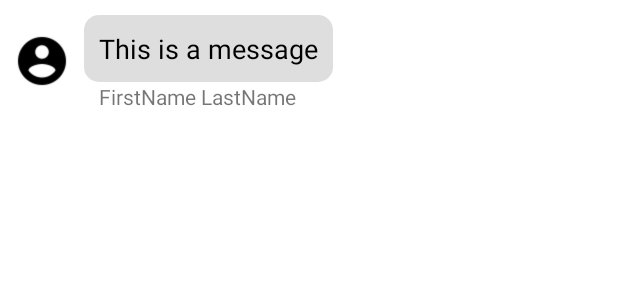
After one commit to rosf73/chat-study, an Android app: the layout item_message.xml on its own in the app's theme, with its tools: preview values and no code run, on a phone screen of 412 x 824 dp. The commit adds this screen. Shown: the top 300 px of the screen. Run offline under Robolectric (Android 15) with nearby library versions, the phone set to English and light mode, and no system bars.

Commit message:
feat: design message items - text msg / image msg

```diff
--- a/app/build.gradle
+++ b/app/build.gradle
@@ -59,4 +59,8 @@ dependencies {
     // Firebase UI
     implementation "com.firebaseui:firebase-ui-auth:$firebaseUiVersion"
     implementation "com.firebaseui:firebase-ui-database:$firebaseUiVersion"
+
+    // Image
+    implementation "com.github.bumptech.glide:glide:$glideVersion"
+    implementation "de.hdodenhof:circleimageview:$circleViewVersion"
 }
--- /dev/null
+++ b/app/src/main/res/drawable/tv_rounded_blue.xml
@@ -0,0 +1,5 @@
+<?xml version="1.0" encoding="utf-8"?>
+<shape xmlns:android="http://schemas.android.com/apk/res/android">
+    <corners android:radius="10dp" />
+    <solid android:color="@color/colorBlue" />
+</shape>
--- /dev/null
+++ b/app/src/main/res/drawable/tv_rounded_gray.xml
@@ -0,0 +1,5 @@
+<?xml version="1.0" encoding="utf-8"?>
+<shape xmlns:android="http://schemas.android.com/apk/res/android">
+    <corners android:radius="10dp" />
+    <solid android:color="@color/colorGray" />
+</shape>
--- /dev/null
+++ b/app/src/main/res/layout/item_message.xml
@@ -0,0 +1,44 @@
+<?xml version="1.0" encoding="utf-8"?>
+<androidx.constraintlayout.widget.ConstraintLayout
+    xmlns:android="http://schemas.android.com/apk/res/android"
+    xmlns:app="http://schemas.android.com/apk/res-auto"
+    xmlns:tools="http://schemas.android.com/tools"
+    android:layout_width="match_parent"
+    android:layout_height="wrap_content"
+    android:layout_margin="10dp">
+
+    <TextView
+        android:id="@+id/tv_message"
+        android:layout_width="wrap_content"
+        android:maxWidth="250dp"
+        android:layout_height="wrap_content"
+        android:layout_marginStart="10dp"
+        android:padding="10dp"
+        android:background="@drawable/tv_rounded_gray"
+        android:textAppearance="?android:attr/textAppearanceMedium"
+        android:textColor="@android:color/black"
+        app:layout_constraintTop_toTopOf="parent"
+        app:layout_constraintStart_toEndOf="@id/iv_messenger"
+        tools:text="This is a message" />
+
+    <TextView
+        android:id="@+id/tv_messenger"
+        android:layout_width="wrap_content"
+        android:layout_height="wrap_content"
+        android:paddingHorizontal="10dp"
+        android:textAppearance="?android:attr/textAppearanceSmall"
+        app:layout_constraintTop_toBottomOf="@id/tv_message"
+        app:layout_constraintStart_toStartOf="@id/tv_message"
+        tools:text="FirstName LastName" />
+
+    <de.hdodenhof.circleimageview.CircleImageView
+        android:id="@+id/iv_messenger"
+        android:layout_width="36dp"
+        android:layout_height="36dp"
+        android:layout_marginBottom="15dp"
+        android:src="@drawable/ic_account_circle"
+        app:layout_constraintBottom_toBottomOf="parent"
+        app:layout_constraintStart_toStartOf="parent"
+        app:layout_constraintEnd_toStartOf="@id/tv_message" />
+
+</androidx.constraintlayout.widget.ConstraintLayout>
--- a/app/src/main/res/values/strings.xml
+++ b/app/src/main/res/values/strings.xml
@@ -5,4 +5,5 @@
 
     <string name="desc_send">send</string>
     <string name="desc_add">add</string>
+    <string name="desc_image_message">TODO</string>
 </resources>
--- a/build.gradle
+++ b/build.gradle
@@ -22,4 +22,8 @@ ext {
     // Firebase
     firebaseVersion = "31.1.1"
     firebaseUiVersion = "8.0.2"
+
+    // Image
+    glideVersion = "4.14.2"
+    circleViewVersion = "3.1.0"
 }
```
Also changed, not shown: app/src/main/res/layout/item_image_message.xml (added, +45 -0 lines), app/src/main/res/drawable/ic_account_circle.png (added).
